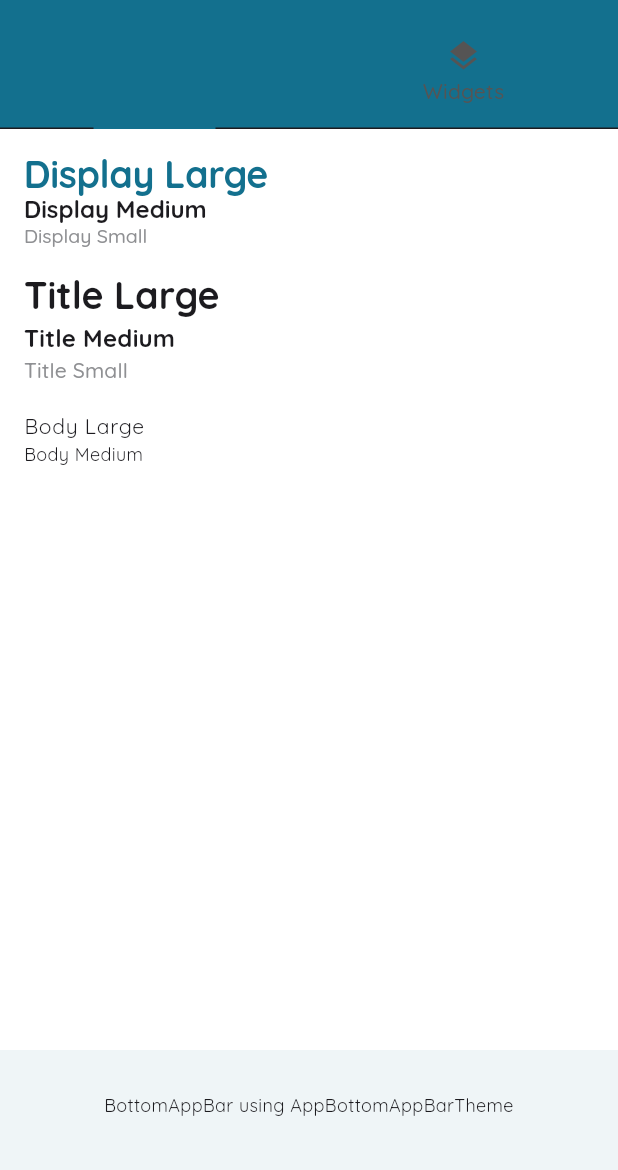
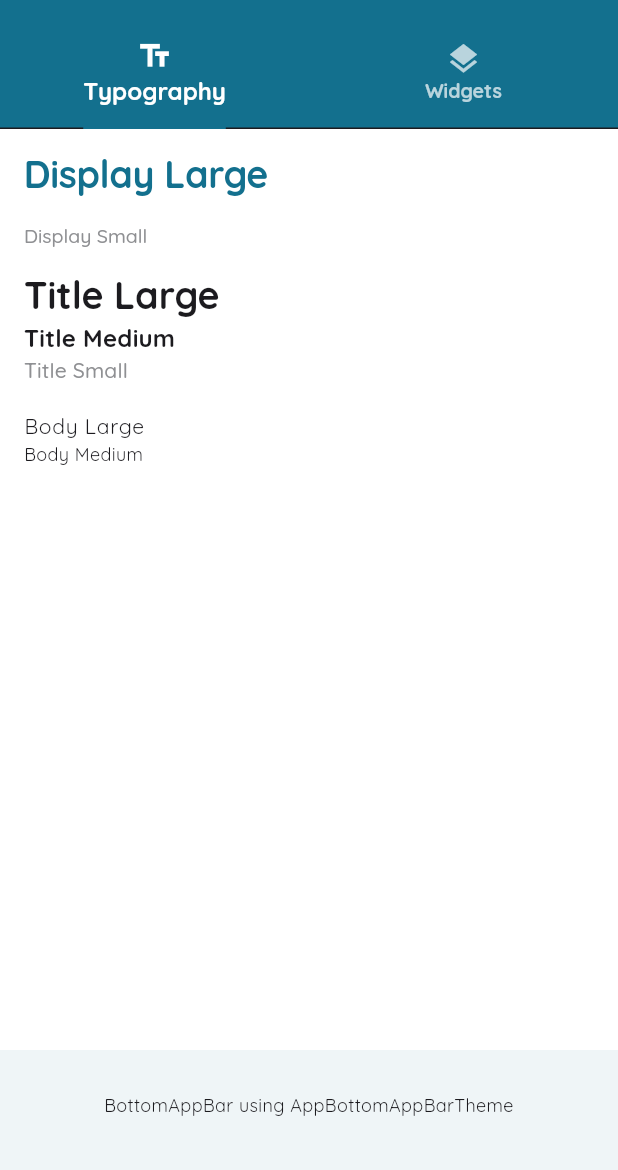
Before and after one commit to afesohromeo/app_theme_kit, a Flutter app: the screen it shows after launch, on a phone screen of 412 x 824 dp, the part 66-1236 px from its top. Run offline on Flutter 3.47's test engine with Material 3 defaults, Android fonts, the light colour scheme and no system bars; our stand-ins replace google_fonts.

Commit message:
Update CHANGELOG, LICENSE, and README; enhance example app and text theme

```diff
--- a/flutter_theme_kit/example/lib/main.dart
+++ b/flutter_theme_kit/example/lib/main.dart
@@ -32,8 +32,14 @@ class ThemeShowcasePage extends StatelessWidget {
       child: Scaffold(
         appBar: AppBar(
           title: const Text('Flutter Theme Kit'),
-          bottom: const TabBar(
-            tabs: [
+          bottom: TabBar(
+            labelStyle:
+                textTheme.displayMedium!.copyWith(color: AppColors.white1),
+            labelColor: AppColors.white1,
+            unselectedLabelColor: AppColors.white1.withValues(alpha: .7),
+            unselectedLabelStyle: textTheme.displayMedium!
+                .copyWith(color: AppColors.grey1, fontSize: 13),
+            tabs: const [
               Tab(icon: Icon(Icons.text_fields), text: "Typography"),
               Tab(icon: Icon(Icons.layers), text: "Widgets"),
             ],
--- a/flutter_theme_kit/lib/src/text_theme.dart
+++ b/flutter_theme_kit/lib/src/text_theme.dart
@@ -37,7 +37,7 @@ class AppTextTheme {
     displayMedium: GoogleFonts.quicksand(
       fontSize: 16.0,
       fontWeight: FontWeight.w800,
-      color: AppColors.black1,
+      color: AppColors.white1,
     ),
     displaySmall: GoogleFonts.quicksand(
       fontSize: 13.0,
```
Also changed, not shown: 5 other files.
